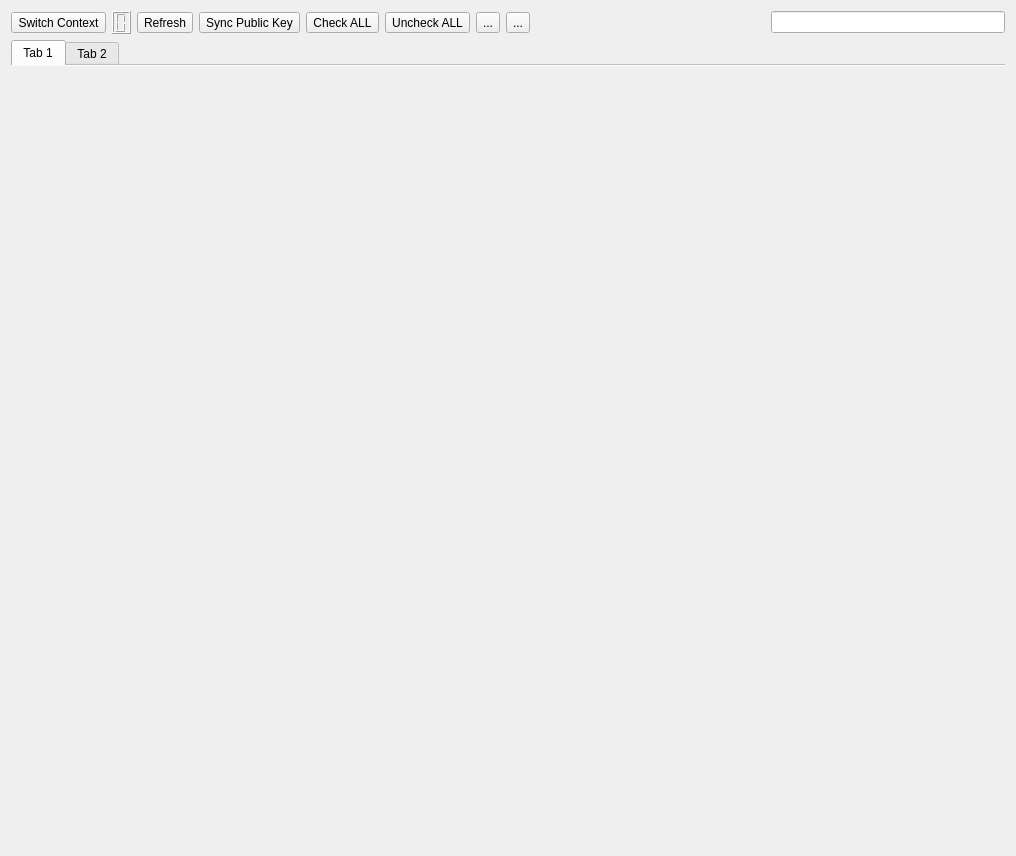
Old version of the form ui/KeyList.ui in the repository saturneric/GpgFrontend.
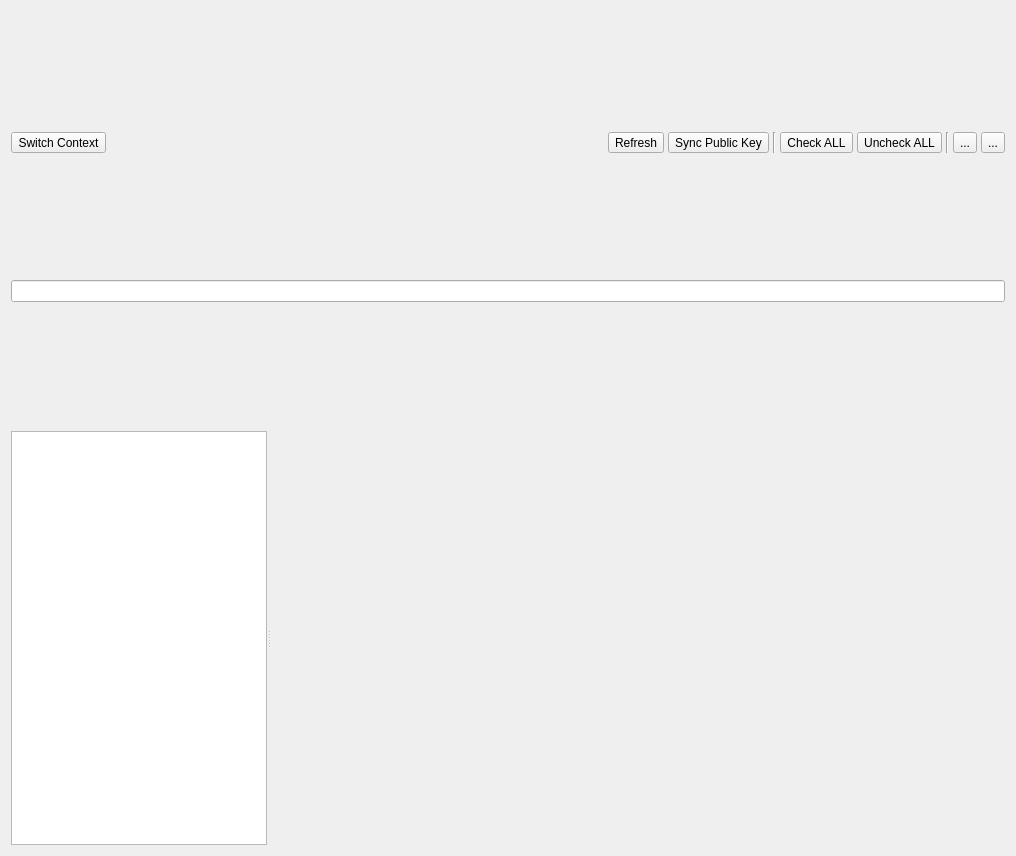
New version of the form. Icons and pictures are not drawn.

Patch:
```diff
--- a/ui/KeyList.ui
+++ b/ui/KeyList.ui
@@ -36,6 +36,9 @@
         </property>
         <item>
          <layout class="QHBoxLayout" name="horizontalLayout">
+          <property name="spacing">
+           <number>4</number>
+          </property>
           <item>
            <widget class="QToolButton" name="switchContextButton">
             <property name="toolTip">
@@ -51,23 +54,23 @@
             <property name="popupMode">
              <enum>QToolButton::ToolButtonPopupMode::InstantPopup</enum>
             </property>
+            <property name="toolButtonStyle">
+             <enum>Qt::ToolButtonStyle::ToolButtonTextBesideIcon</enum>
+            </property>
            </widget>
           </item>
           <item>
-           <widget class="QLCDNumber" name="channelLcdNumber">
-            <property name="smallDecimalPoint">
-             <bool>true</bool>
+           <spacer name="horizontalSpacer">
+            <property name="orientation">
+             <enum>Qt::Orientation::Horizontal</enum>
             </property>
-            <property name="digitCount">
-             <number>1</number>
+            <property name="sizeHint" stdset="0">
+             <size>
+              <width>40</width>
+              <height>20</height>
+             </size>
             </property>
-            <property name="mode">
-             <enum>QLCDNumber::Mode::Dec</enum>
-            </property>
-            <property name="segmentStyle">
-             <enum>QLCDNumber::SegmentStyle::Filled</enum>
-            </property>
-           </widget>
+           </spacer>
           </item>
           <item>
            <widget class="QToolButton" name="refreshKeyListButton">
@@ -97,6 +100,16 @@
             </property>
            </widget>
           </item>
+          <item>
+           <widget class="QFrame" name="toolSeparator1">
+            <property name="frameShape">
+             <enum>QFrame::Shape::VLine</enum>
+            </property>
+            <property name="frameShadow">
+             <enum>QFrame::Shadow::Sunken</enum>
+            </property>
+           </widget>
+          </item>
           <item>
            <widget class="QToolButton" name="checkALLButton">
             <property name="toolTip">
@@ -125,6 +138,16 @@
             </property>
            </widget>
           </item>
+          <item>
+           <widget class="QFrame" name="toolSeparator2">
+            <property name="frameShape">
+             <enum>QFrame::Shape::VLine</enum>
+            </property>
+            <property name="frameShadow">
+             <enum>QFrame::Shadow::Sunken</enum>
+            </property>
+           </widget>
+          </item>
           <item>
            <widget class="QToolButton" name="columnTypeButton">
             <property name="acceptDrops">
@@ -153,54 +176,47 @@
             </property>
            </widget>
           </item>
-          <item>
-           <spacer name="horizontalSpacer">
-            <property name="orientation">
-             <enum>Qt::Orientation::Horizontal</enum>
-            </property>
-            <property name="sizeHint" stdset="0">
-             <size>
-              <width>40</width>
-              <height>20</height>
-             </size>
-            </property>
-           </spacer>
-          </item>
-          <item>
-           <widget class="QLineEdit" name="searchBarEdit">
-            <property name="maxLength">
-             <number>32</number>
-            </property>
-           </widget>
-          </item>
          </layout>
         </item>
+        <item>
+         <widget class="QLineEdit" name="searchBarEdit">
+          <property name="maxLength">
+           <number>32</number>
+          </property>
+         </widget>
+        </item>
        </layout>
       </widget>
      </item>
      <item>
-      <widget class="QTabWidget" name="keyGroupTab">
-       <property name="tabShape">
-        <enum>QTabWidget::TabShape::Rounded</enum>
+      <widget class="QSplitter" name="keyListSplitter">
+       <property name="orientation">
+        <enum>Qt::Orientation::Horizontal</enum>
        </property>
-       <property name="currentIndex">
-        <number>0</number>
+       <property name="childrenCollapsible">
+        <bool>false</bool>
        </property>
-       <property name="documentMode">
-        <bool>true</bool>
-       </property>
-       <property name="movable">
-        <bool>true</bool>
-       </property>
-       <widget class="QWidget" name="tab">
-        <attribute name="title">
-         <string>Tab 1</string>
-        </attribute>
+       <widget class="QListWidget" name="categoryList">
+        <property name="sizePolicy">
+         <sizepolicy hsizetype="Preferred" vsizetype="Expanding">
+          <horstretch>0</horstretch>
+          <verstretch>0</verstretch>
+         </sizepolicy>
+        </property>
+        <property name="minimumSize">
+         <size>
+          <width>120</width>
+          <height>0</height>
+         </size>
+        </property>
        </widget>
-       <widget class="QWidget" name="tab_2">
-        <attribute name="title">
-         <string>Tab 2</string>
-        </attribute>
+       <widget class="QStackedWidget" name="keyStack">
+        <property name="sizePolicy">
+         <sizepolicy hsizetype="Expanding" vsizetype="Expanding">
+          <horstretch>1</horstretch>
+          <verstretch>0</verstretch>
+         </sizepolicy>
+        </property>
        </widget>
       </widget>
      </item>
```
